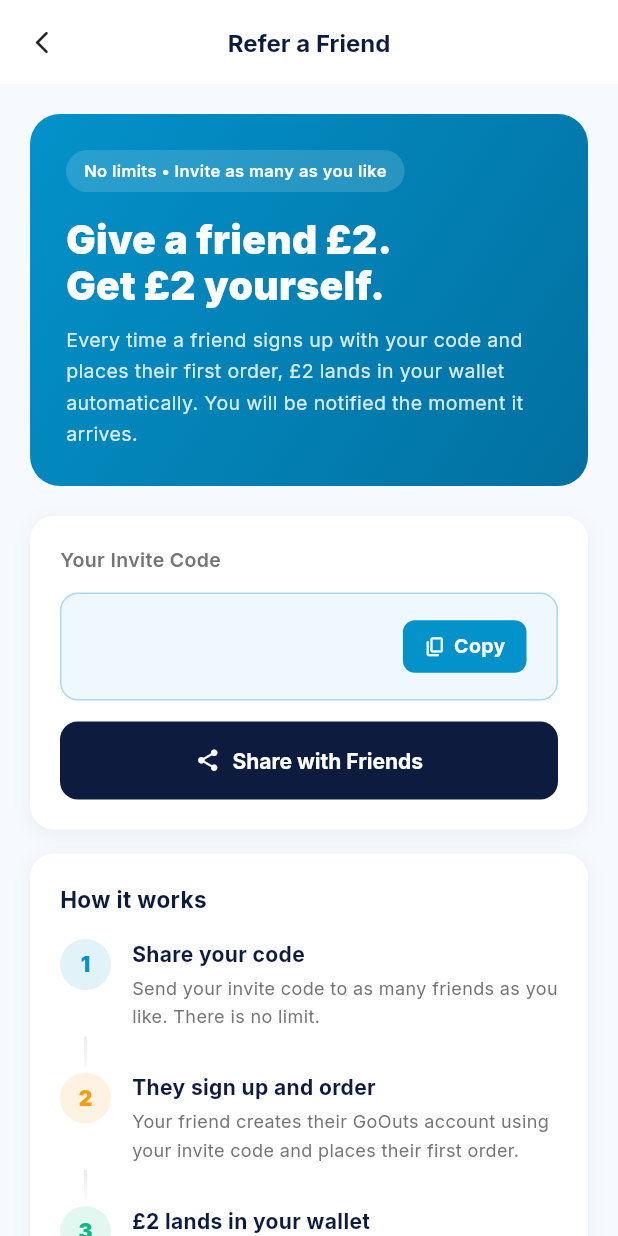
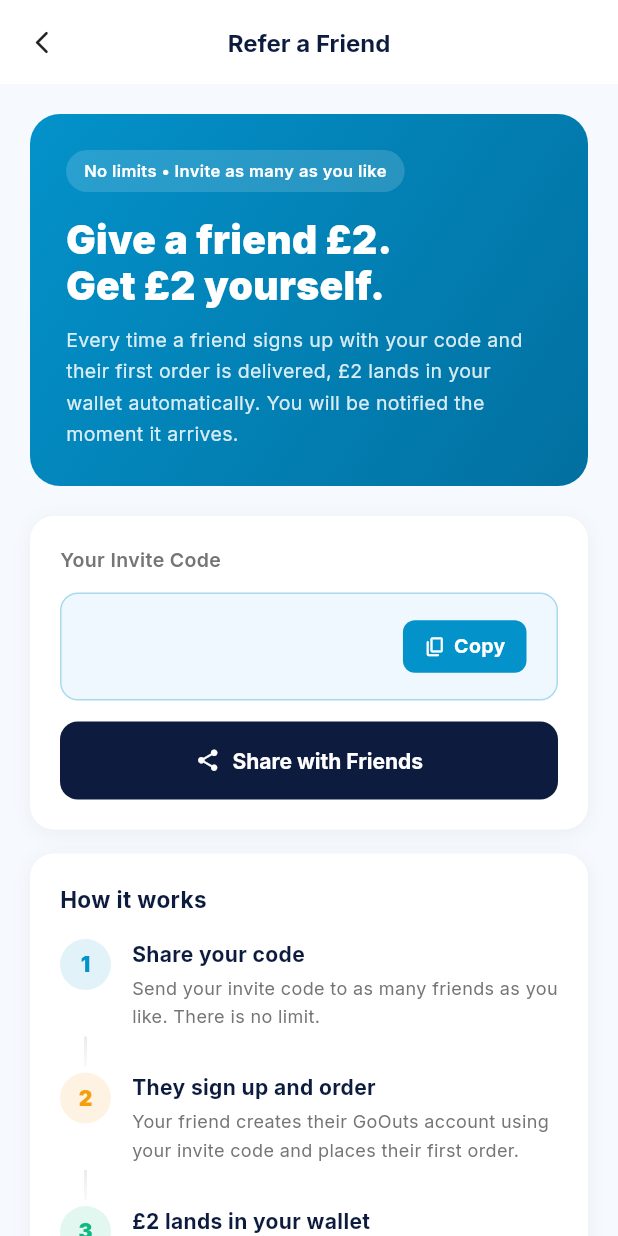
Before and after one commit to mianamir74/goouts_app, a Flutter app: the ReferFriendScreen screen opened by its route, on a phone screen of 412 x 824 dp. Run offline on Flutter 3.47's test engine with Material 3 defaults, Android fonts, the phone set to English and light mode, and no system bars; our stand-ins replace cached_network_image, camera, cloud_firestore, cloud_functions, confetti, firebase_auth and 14 more; missing offline and left inert: mobile_scanner; accounts and stored records are empty.

Commit message:
Refer a friend: align screen copy with the payout trigger
The £2 is released when the invited person's first order is DELIVERED, not
when it is placed, so a cancelled order never pays out. The screen said
placed. Comment added so it is not softened back without changing the
Cloud Function too.

```diff
--- a/lib/screens/refer_friend_screen.dart
+++ b/lib/screens/refer_friend_screen.dart
@@ -156,7 +156,12 @@ class _ReferFriendScreenState extends State<ReferFriendScreen> {
                     height: 1.2)),
             const SizedBox(height: 10),
             Text(
-              'Every time a friend signs up with your code and places their first order, £2 lands in your wallet automatically. You will be notified the moment it arrives.',
+              // Wording matches onFoodOrderReferralHooks in the Cloud
+              // Functions: the £2 is released when the first order is
+              // DELIVERED, not when it is placed, so a cancelled order never
+              // pays out. Do not soften this back to "places" without changing
+              // the trigger too.
+              'Every time a friend signs up with your code and their first order is delivered, £2 lands in your wallet automatically. You will be notified the moment it arrives.',
               style: GoogleFonts.inter(
                   fontSize: 13,
                   color: Colors.white.withValues(alpha: 0.85),
```
